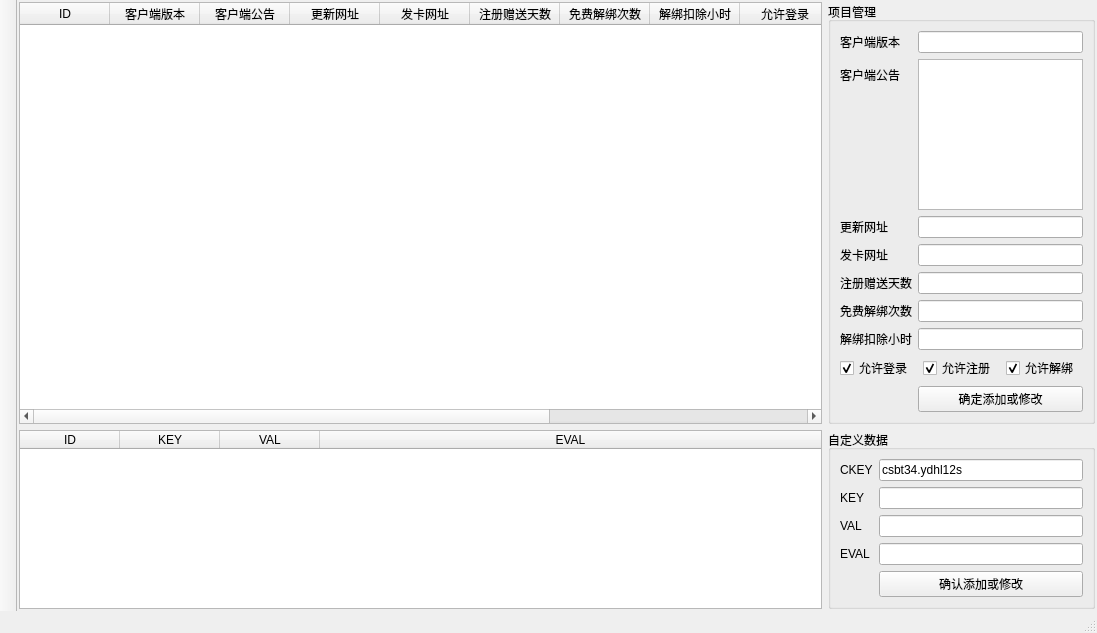
Old version of the form server/ui/wnd_server.ui in the repository decenfrontier/PyNetAuth.
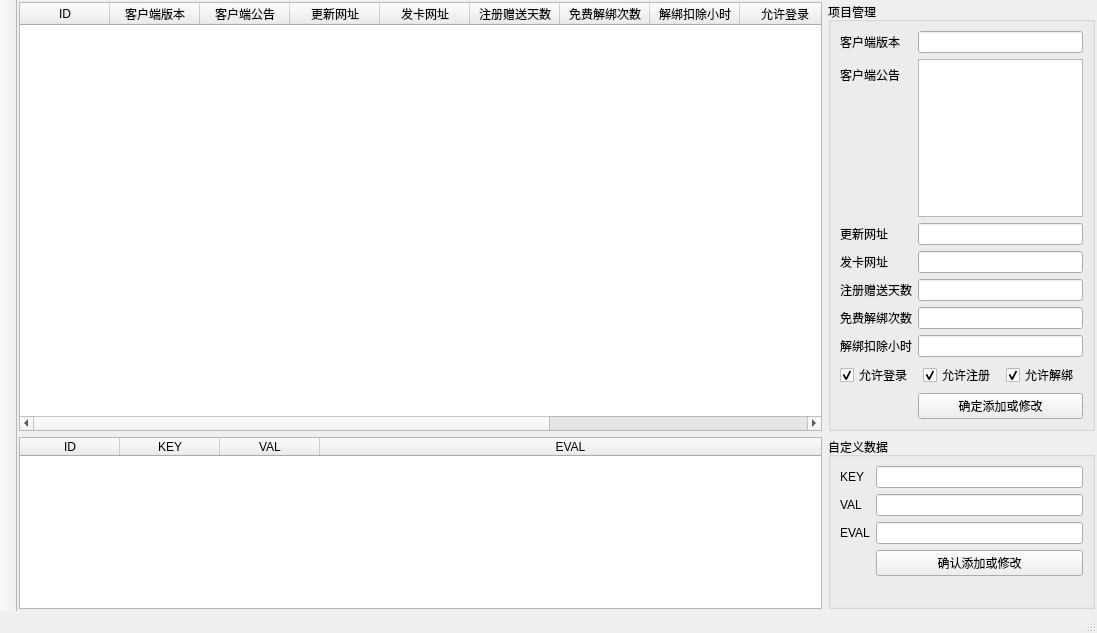
New version of the form.

Diff of the .ui file:
```diff
--- a/server/ui/wnd_server.ui
+++ b/server/ui/wnd_server.ui
@@ -305,61 +305,44 @@
              <string>自定义数据</string>
             </property>
             <layout class="QFormLayout" name="formLayout_2">
-             <item row="2" column="0">
+             <item row="1" column="0">
               <widget class="QLabel" name="label_8">
                <property name="text">
                 <string>KEY</string>
                </property>
               </widget>
              </item>
-             <item row="2" column="1">
+             <item row="1" column="1">
               <widget class="QLineEdit" name="edt_custom_key"/>
              </item>
-             <item row="3" column="0">
+             <item row="2" column="0">
               <widget class="QLabel" name="label_9">
                <property name="text">
                 <string>VAL</string>
                </property>
               </widget>
              </item>
-             <item row="3" column="1">
+             <item row="2" column="1">
               <widget class="QLineEdit" name="edt_custom_val"/>
              </item>
-             <item row="10" column="1">
-              <widget class="QPushButton" name="btn_custom_confirm">
-               <property name="text">
-                <string>确认添加或修改</string>
-               </property>
-              </widget>
-             </item>
-             <item row="6" column="0">
+             <item row="5" column="0">
               <widget class="QLabel" name="label_13">
                <property name="text">
                 <string>EVAL</string>
                </property>
               </widget>
              </item>
-             <item row="6" column="1">
+             <item row="5" column="1">
               <widget class="QLineEdit" name="edt_custom_eval">
                <property name="readOnly">
                 <bool>true</bool>
                </property>
               </widget>
              </item>
-             <item row="0" column="1">
-              <widget class="QLineEdit" name="edt_custom_ckey">
+             <item row="9" column="1">
+              <widget class="QPushButton" name="btn_custom_confirm">
                <property name="text">
-                <string>csbt34.ydhl12s</string>
-               </property>
-               <property name="readOnly">
-                <bool>false</bool>
-               </property>
-              </widget>
-             </item>
-             <item row="0" column="0">
-              <widget class="QLabel" name="label_10">
-               <property name="text">
-                <string>CKEY</string>
+                <string>确认添加或修改</string>
                </property>
               </widget>
              </item>
```
